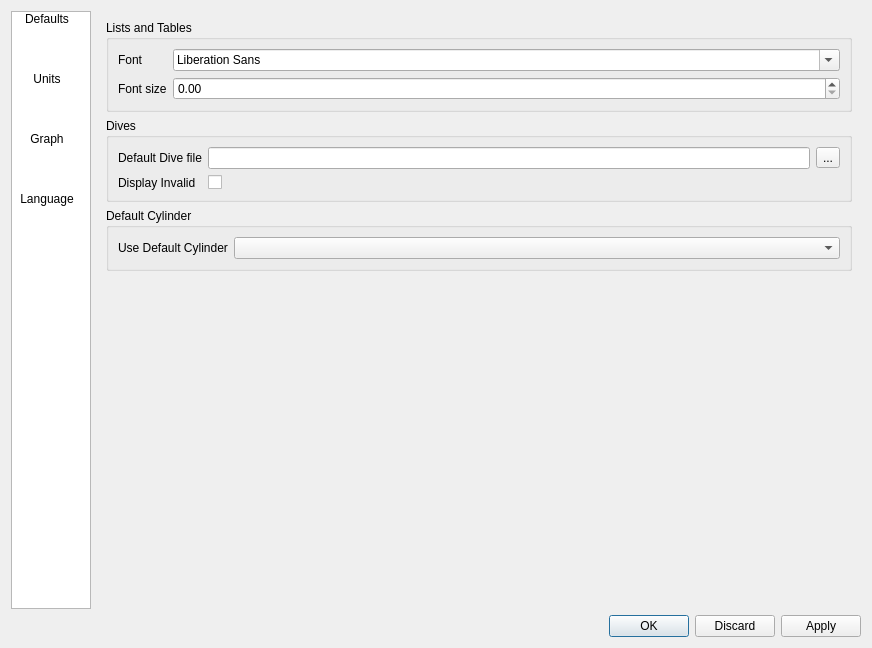
First picture: the form in qt-ui/preferences.ui, repository subsurface/subsurface, before the edit.
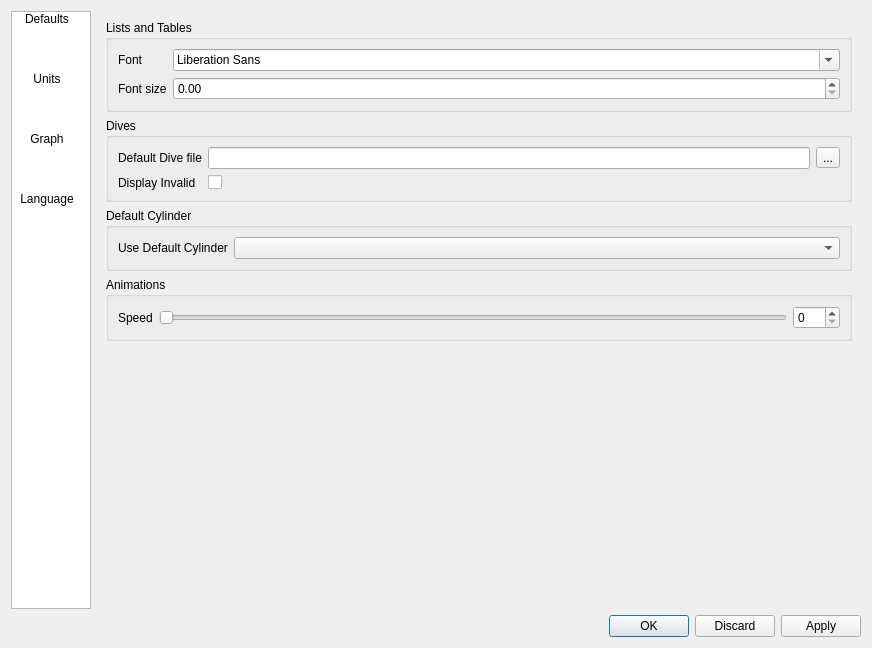
Second picture: the form after the edit. Icons and pictures are not drawn.

Commit message:
Support save / load for the Animation Speed on the Preferences
User can now fine-tune the animation speed on the preferences,
a value of zero disables it completely.

```diff
--- a/qt-ui/preferences.ui
+++ b/qt-ui/preferences.ui
@@ -231,6 +231,39 @@
            </layout>
           </widget>
          </item>
+         <item>
+          <widget class="QGroupBox" name="groupBox_7">
+           <property name="title">
+            <string>Animations</string>
+           </property>
+           <layout class="QHBoxLayout" name="horizontalLayout_7">
+            <item>
+             <widget class="QLabel" name="label_15">
+              <property name="text">
+               <string>Speed</string>
+              </property>
+             </widget>
+            </item>
+            <item>
+             <widget class="QSlider" name="velocitySlider">
+              <property name="maximum">
+               <number>500</number>
+              </property>
+              <property name="orientation">
+               <enum>Qt::Horizontal</enum>
+              </property>
+             </widget>
+            </item>
+            <item>
+             <widget class="QSpinBox" name="velocitySpinBox">
+              <property name="maximum">
+               <number>500</number>
+              </property>
+             </widget>
+            </item>
+           </layout>
+          </widget>
+         </item>
          <item>
           <spacer name="verticalSpacer_2">
            <property name="orientation">
```
Left out of the diff: 134 changed lines with no effect on the pictures. The commit also changes 2 other files.
